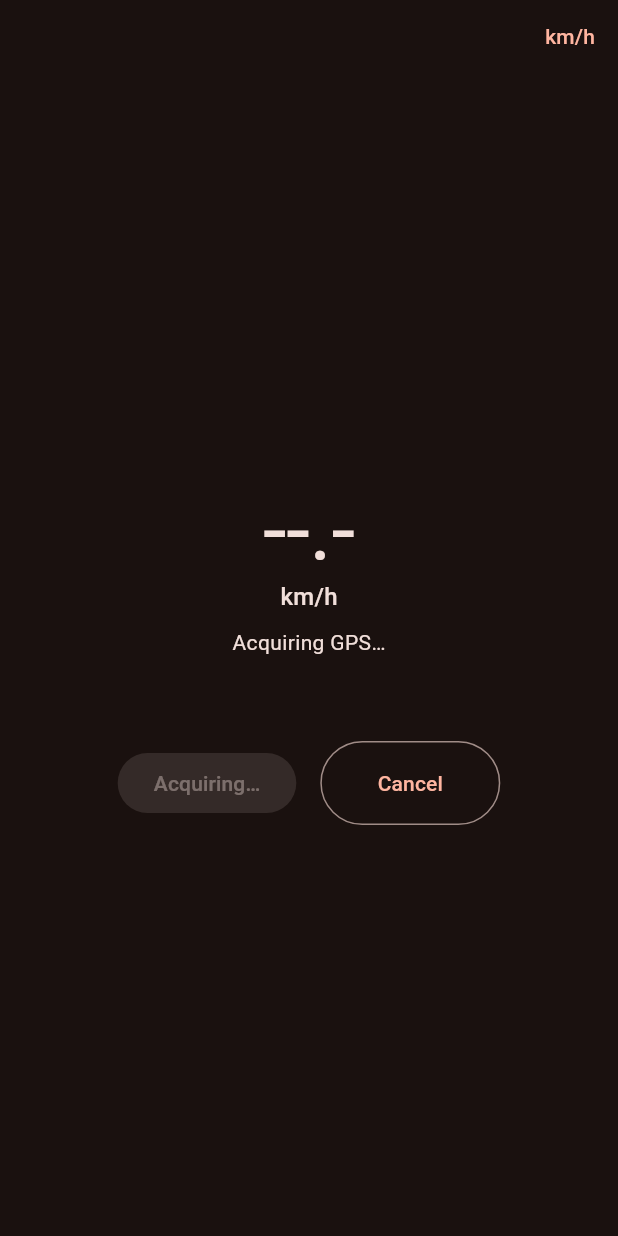
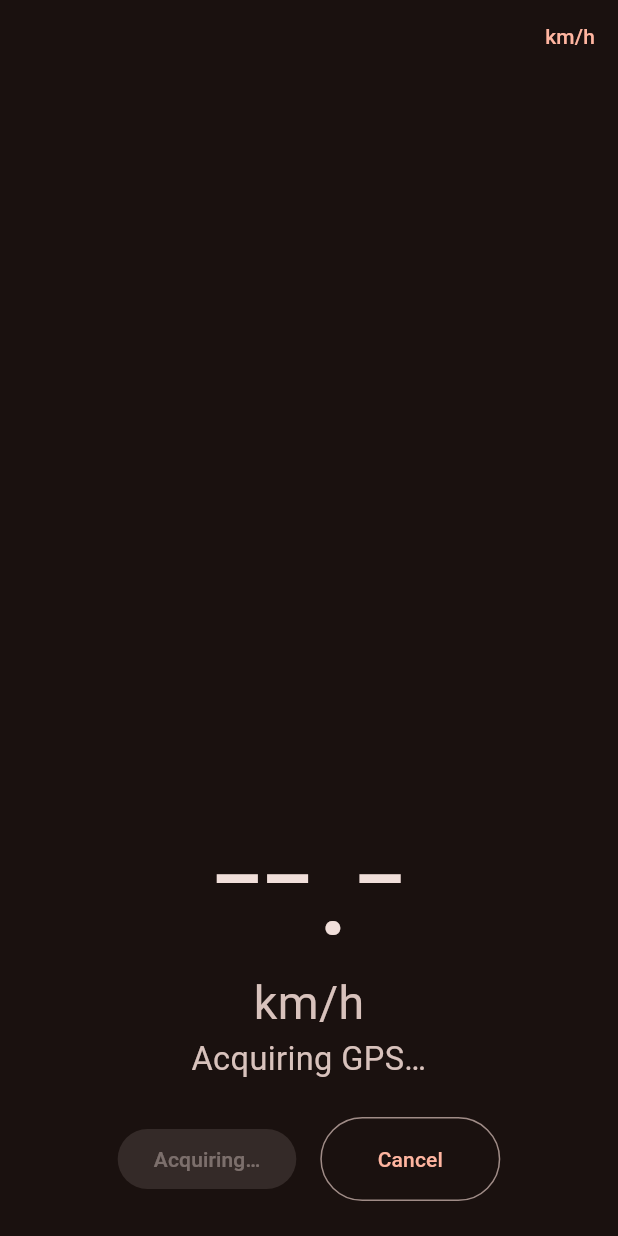
Before and after one commit to sjefferson99/simple-activity-tracker, a Flutter app: the screen it shows after launch, after a tap on "Start", on a phone screen of 412 x 824 dp. Run offline on Flutter 3.47's test engine with Material 3 defaults, Android fonts, the phone set to English and light mode, and no system bars; our stand-ins replace flutter_riverpod, geolocator, wakelock_plus; missing offline and left inert: gpx.

Commit message:
Scale the live display to fill the screen
The readout and metric tiles sat at fixed type sizes centred in a scroll
view, so most of a phone screen went unused — the numbers you actually
read mid-run at arm's length were small with wide empty bands above and
below them.

Everything now derives from one type scale computed off the available
height, and the tiles lay out two per row across the full width rather
than wrapping at a fixed 140px. Sizing each number to its own string
would have been simpler but makes tiles disagree with each other and
resize as values change — a pace shrinking the moment it ticks from two
digits to three — so the scale is shared and FittedBox only acts as a
safety net for an unusually wide value on a narrow screen.

The idle screen no longer shows a placeholder speed readout or the unit
toggle. Neither has anything to act on before a run starts, so it is now
just the Start button.

Verified on the iOS Simulator across idle and tracking states.

Co-Authored-By: Claude Opus 5 <noreply@anthropic.com>

```diff
--- a/lib/features/live_run/live_run_screen.dart
+++ b/lib/features/live_run/live_run_screen.dart
@@ -27,36 +27,84 @@ class LiveRunScreen extends ConsumerWidget {
     final controller = ref.read(liveRunControllerProvider.notifier);
     final useKmh = ref.watch(_useKmhProvider);
 
+    // Before a run starts there is no reading to show or unit to toggle, so
+    // the idle screen is just its Start button. The same applies to the
+    // states that replace it when a run can't begin (no permission, location
+    // services off) — those carry a message and a retry, not a readout.
+    final showsReadout = state is LiveRunAcquiring ||
+        state is LiveRunActive ||
+        state is LiveRunFinished;
+
     return Scaffold(
       body: SafeArea(
         child: Column(
           children: [
             Align(
               alignment: Alignment.topRight,
-              child: TextButton(
+              child: showsReadout
+                  ? TextButton(
                       onPressed: ref.read(_useKmhProvider.notifier).toggle,
                       child: Text(useKmh ? 'km/h' : 'min/km'),
+                    )
+                  // Holds the row's height so the content below doesn't
+                  // shift up when the toggle appears on starting a run.
+                  : const SizedBox(height: 48),
+            ),
+            Expanded(
+              child: LayoutBuilder(
+                builder: (context, constraints) {
+                  final metrics = switch (state) {
+                    LiveRunActive(:final metrics) => metrics,
+                    LiveRunFinished(:final metrics) => metrics,
+                    _ => null,
+                  };
+
+                  // One type scale for the whole screen, derived from the
+                  // space available, so the display grows into whatever
+                  // screen it's on instead of floating at a fixed size.
+                  // Sizing each number to its own string instead would make
+                  // tiles disagree with each other and resize as values
+                  // change (a 3-digit pace shrinking the moment it ticks
+                  // over from 2 digits).
+                  final unit = constraints.maxHeight / 100;
+
+                  return Padding(
+                    padding: const EdgeInsets.symmetric(horizontal: 16),
+                    child: Column(
+                      children: [
+                        if (showsReadout)
+                          Expanded(
+                            // With no grid to show, the readout takes the
+                            // space the grid would have had.
+                            flex: metrics == null ? 5 : 3,
+                            child: _PrimarySpeedReadout(
+                              state: state,
+                              useKmh: useKmh,
+                              unit: unit,
+                            ),
+                          )
+                        else
+                          const Spacer(),
+                        _StatusLine(state: state, unit: unit),
+                        if (metrics != null)
+                          Expanded(
+                            flex: 5,
+                            child: _MetricGrid(
+                              metrics: metrics,
+                              useKmh: useKmh,
+                              unit: unit,
                             ),
                           ),
-            Expanded(
-              child: Center(
-                child: SingleChildScrollView(
-                  child: Column(
-                    mainAxisSize: MainAxisSize.min,
-                    children: [
-                      _PrimarySpeedReadout(state: state, useKmh: useKmh),
-                      const SizedBox(height: 8),
-                      _StatusLine(state: state),
-                      const SizedBox(height: 24),
-                      if (state is LiveRunActive)
-                        _MetricGrid(metrics: state.metrics, useKmh: useKmh),
-                      if (state is LiveRunFinished)
-                        _MetricGrid(metrics: state.metrics, useKmh: useKmh),
-                      const SizedBox(height: 32),
+                        SizedBox(height: unit * 3),
                         _Controls(state: state, controller: controller),
+                        if (showsReadout)
+                          SizedBox(height: unit * 3)
+                        else
+                          const Spacer(),
                       ],
                     ),
-                ),
+                  );
+                },
               ),
             ),
           ],
@@ -69,8 +117,13 @@ class LiveRunScreen extends ConsumerWidget {
 class _PrimarySpeedReadout extends StatelessWidget {
   final LiveRunState state;
   final bool useKmh;
+  final double unit;
 
-  const _PrimarySpeedReadout({required this.state, required this.useKmh});
+  const _PrimarySpeedReadout({
+    required this.state,
+    required this.useKmh,
+    required this.unit,
+  });
 
   @override
   Widget build(BuildContext context) {
@@ -79,10 +132,33 @@ class _PrimarySpeedReadout extends StatelessWidget {
         ? (useKmh ? formatKmh(speedMps) : formatPace(paceSecPerKmFromMps(speedMps)))
         : (useKmh ? '--.-' : '--:--');
 
+    // The number you read at arm's length mid-run, so it gets the largest
+    // size on the screen. scaleDown only shrinks if a value would not
+    // otherwise fit, so the size stays put as the reading changes.
     return Column(
+      mainAxisAlignment: MainAxisAlignment.end,
       children: [
-        Text(text, style: Theme.of(context).textTheme.displayLarge),
-        Text(useKmh ? 'km/h' : 'min/km', style: Theme.of(context).textTheme.titleMedium),
+        Flexible(
+          child: FittedBox(
+            fit: BoxFit.scaleDown,
+            child: Text(
+              text,
+              style: TextStyle(
+                fontSize: unit * 15,
+                fontWeight: FontWeight.w300,
+                height: 1.1,
+                color: Theme.of(context).colorScheme.onSurface,
+              ),
+            ),
+          ),
+        ),
+        Text(
+          useKmh ? 'km/h' : 'min/km',
+          style: TextStyle(
+            fontSize: unit * 4,
+            color: Theme.of(context).colorScheme.onSurfaceVariant,
+          ),
+        ),
       ],
     );
   }
@@ -90,8 +166,9 @@ class _PrimarySpeedReadout extends StatelessWidget {
 
 class _StatusLine extends StatelessWidget {
   final LiveRunState state;
+  final double unit;
 
-  const _StatusLine({required this.state});
+  const _StatusLine({required this.state, required this.unit});
 
   @override
   Widget build(BuildContext context) {
@@ -113,7 +190,14 @@ class _StatusLine extends StatelessWidget {
 
     return Column(
       children: [
-        Text(message, style: Theme.of(context).textTheme.bodyMedium),
+        Text(
+          message,
+          textAlign: TextAlign.center,
+          style: TextStyle(
+            fontSize: unit * 2.8,
+            color: Theme.of(context).colorScheme.onSurfaceVariant,
+          ),
+        ),
         if (showSettingsAction)
           TextButton(
             onPressed: Geolocator.openAppSettings,
@@ -127,20 +211,46 @@ class _StatusLine extends StatelessWidget {
 class _MetricGrid extends StatelessWidget {
   final LiveMetrics metrics;
   final bool useKmh;
+  final double unit;
 
-  const _MetricGrid({required this.metrics, required this.useKmh});
+  const _MetricGrid({
+    required this.metrics,
+    required this.useKmh,
+    required this.unit,
+  });
 
   @override
   Widget build(BuildContext context) {
-    return Wrap(
-      alignment: WrapAlignment.center,
-      spacing: 24,
-      runSpacing: 16,
+    // Two per row, so each tile gets half the width to grow into. An odd
+    // spec count leaves the last tile centred on its own row rather than
+    // stretched across the full width, which would make it read as more
+    // important than the others.
+    final rows = <List<MetricSpec>>[
+      for (var i = 0; i < defaultMetricSpecs.length; i += 2)
+        defaultMetricSpecs.sublist(
+            i, (i + 2).clamp(0, defaultMetricSpecs.length)),
+    ];
+
+    return Column(
+      mainAxisAlignment: MainAxisAlignment.spaceEvenly,
       children: [
-        for (final spec in defaultMetricSpecs)
-          _MetricTile(
+        for (final row in rows)
+          Row(
+            children: [
+              // Half-width padding either side keeps a lone final tile
+              // centred and the same width as the tiles above it.
+              if (row.length == 1) const Spacer(),
+              for (final spec in row)
+                Expanded(
+                  flex: 2,
+                  child: _MetricTile(
                     label: spec.label,
                     value: spec.valueOf(metrics, null, useKmh),
+                    unit: unit,
+                  ),
+                ),
+              if (row.length == 1) const Spacer(),
+            ],
           ),
       ],
     );
@@ -150,17 +260,51 @@ class _MetricGrid extends StatelessWidget {
 class _MetricTile extends StatelessWidget {
   final String label;
   final String value;
+  final double unit;
 
-  const _MetricTile({required this.label, required this.value});
+  const _MetricTile({
+    required this.label,
+    required this.value,
+    required this.unit,
+  });
 
   @override
   Widget build(BuildContext context) {
-    return SizedBox(
-      width: 140,
+    final theme = Theme.of(context);
+
+    return Padding(
+      padding: EdgeInsets.symmetric(horizontal: unit * 0.5),
       child: Column(
+        mainAxisSize: MainAxisSize.min,
         children: [
-          Text(value, style: Theme.of(context).textTheme.headlineSmall),
-          Text(label, style: Theme.of(context).textTheme.bodySmall),
+          // Every tile shares one size off the screen's type scale, so the
+          // metrics read as peers and don't resize as their values change.
+          // scaleDown is the safety net for an unusually wide value on a
+          // narrow screen, not the thing choosing the size.
+          FittedBox(
+            fit: BoxFit.scaleDown,
+            child: Text(
+              value,
+              maxLines: 1,
+              style: TextStyle(
+                fontSize: unit * 7,
+                fontWeight: FontWeight.w400,
+                height: 1.1,
+                color: theme.colorScheme.onSurface,
+              ),
+            ),
+          ),
+          FittedBox(
+            fit: BoxFit.scaleDown,
+            child: Text(
+              label,
+              maxLines: 1,
+              style: TextStyle(
+                fontSize: unit * 2.6,
+                color: theme.colorScheme.onSurfaceVariant,
+              ),
+            ),
+          ),
         ],
       ),
     );
```
Lines whose indentation alone changed are shown as unchanged.
